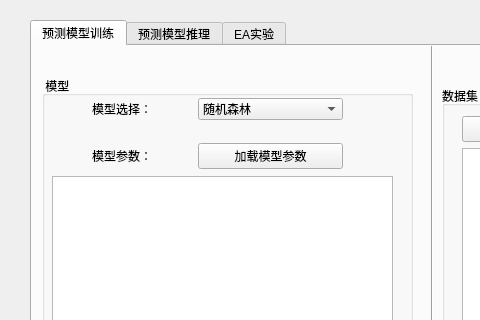
Before: the Qt Designer form ui/main_page.ui in Znmangosteen/EvoTool, drawn with Qt 5; both pictures show x 0 to 480 and y 0 to 320 of the 1055 by 742 pixel window.
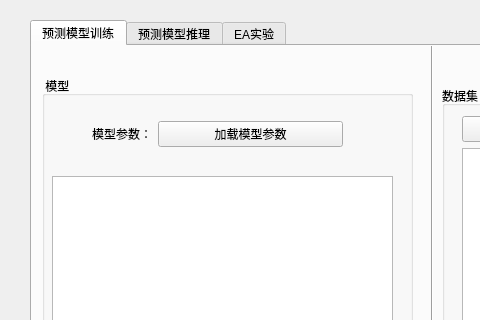
After: the same form once the commit is applied.

Commit message: move model choose part to config file

```diff
--- a/ui/main_page.ui
+++ b/ui/main_page.ui
@@ -80,41 +80,7 @@
         </rect>
        </property>
        <layout class="QGridLayout" name="gridLayout">
-        <item row="0" column="2">
-         <widget class="QComboBox" name="algo_select">
-          <item>
-           <property name="text">
-            <string>随机森林</string>
-           </property>
-          </item>
-          <item>
-           <property name="text">
-            <string>lightgbm</string>
-           </property>
-          </item>
-         </widget>
-        </item>
-        <item row="2" column="2">
-         <widget class="QPushButton" name="prediction_config_btn">
-          <property name="text">
-           <string>加载模型参数</string>
-          </property>
-         </widget>
-        </item>
         <item row="0" column="0">
-         <widget class="QLabel" name="label">
-          <property name="sizePolicy">
-           <sizepolicy hsizetype="Maximum" vsizetype="Preferred">
-            <horstretch>0</horstretch>
-            <verstretch>0</verstretch>
-           </sizepolicy>
-          </property>
-          <property name="text">
-           <string>模型选择：</string>
-          </property>
-         </widget>
-        </item>
-        <item row="2" column="0">
          <widget class="QLabel" name="conf_hint">
           <property name="sizePolicy">
            <sizepolicy hsizetype="Maximum" vsizetype="Preferred">
@@ -127,37 +93,12 @@
           </property>
          </widget>
         </item>
-        <item row="1" column="0">
-         <spacer name="spacer">
-          <property name="orientation">
-           <enum>Qt::Vertical</enum>
-          </property>
-          <property name="sizeType">
-           <enum>QSizePolicy::Fixed</enum>
-          </property>
-          <property name="sizeHint" stdset="0">
-           <size>
-            <width>20</width>
-            <height>15</height>
-           </size>
-          </property>
-         </spacer>
-        </item>
         <item row="0" column="1">
-         <spacer name="horizontalSpacer">
-          <property name="orientation">
-           <enum>Qt::Horizontal</enum>
+         <widget class="QPushButton" name="prediction_config_btn">
+          <property name="text">
+           <string>加载模型参数</string>
           </property>
-          <property name="sizeType">
-           <enum>QSizePolicy::Fixed</enum>
-          </property>
-          <property name="sizeHint" stdset="0">
-           <size>
-            <width>40</width>
-            <height>20</height>
-           </size>
-          </property>
-         </spacer>
+         </widget>
         </item>
        </layout>
       </widget>
@@ -233,7 +174,7 @@
        <enum>Qt::Vertical</enum>
       </property>
      </widget>
-     <widget class="QWidget" name="">
+     <widget class="QWidget" name="layoutWidget">
       <property name="geometry">
        <rect>
         <x>180</x>
```
Left out of the diff: 2 changed lines with no effect on the pictures. The commit also changes 4 other files.
